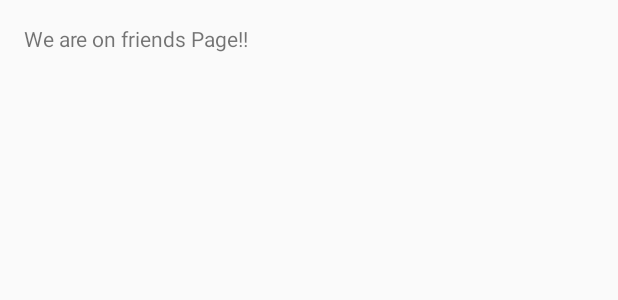
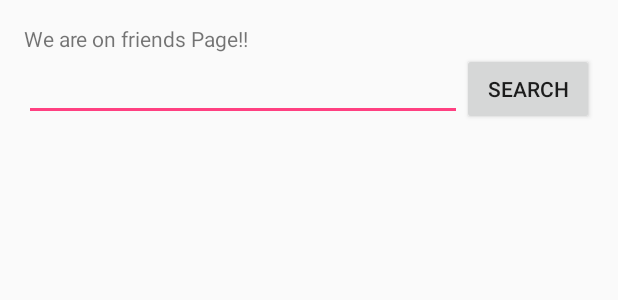
Before and after one commit to Wisienkas/Spotted, an Android app: the layout activity_friend.xml on its own in the app's theme, with its tools: preview values and no code run, on a phone screen of 412 x 824 dp. Shown: the top 300 px of the screen. Run offline under Robolectric (Android 15) with nearby library versions, the phone set to English and light mode, and no system bars.

Commit message:
Added Matching with connections

```diff
--- /dev/null
+++ b/app/src/main/res/drawable/friend_list_selector.xml
@@ -0,0 +1,6 @@
+<?xml version="1.0" encoding="utf-8"?>
+<selector xmlns:android="http://schemas.android.com/apk/res/android"
+    android:layout_width="wrap_content" android:layout_height="wrap_content">
+
+
+</selector>
--- a/app/src/main/res/layout/activity_friend.xml
+++ b/app/src/main/res/layout/activity_friend.xml
@@ -15,4 +15,29 @@
         android:layout_height="wrap_content"
         android:text="We are on friends Page!!"/>
 
+    <LinearLayout
+        android:layout_width="match_parent"
+        android:layout_height="wrap_content"
+        android:orientation="horizontal">
+
+        <EditText
+            android:layout_width="0dp"
+            android:layout_weight="1"
+            android:layout_height="wrap_content"
+            android:id="@+id/friend_search_field"
+            />
+
+        <Button
+            android:layout_width="wrap_content"
+            android:layout_height="wrap_content"
+            android:text="@string/friedn_search_button_text"
+            android:onClick="searchForFriend"/>
+    </LinearLayout>
+
+
+    <ListView xmlns:android="http://schemas.android.com/apk/res/android"
+        android:layout_width="match_parent" android:layout_height="match_parent"
+        android:id="@+id/friend_listview"/>
+
+
 </LinearLayout>
--- /dev/null
+++ b/app/src/main/res/layout/simple_text_layout.xml
@@ -0,0 +1,5 @@
+<?xml version="1.0" encoding="utf-8"?>
+<TextView xmlns:android="http://schemas.android.com/apk/res/android"
+    android:layout_width="match_parent" android:layout_height="match_parent">
+
+</TextView>
--- a/app/src/main/res/values/strings.xml
+++ b/app/src/main/res/values/strings.xml
@@ -7,4 +7,5 @@
     <string name="menu_friendlist_text">Manage Friends</string>
     <string name="menu_map_text">Watch Map</string>
     <string name="menu_configure_profile_text">Configure Profile</string>
+    <string name="friedn_search_button_text">Search</string>
 </resources>
```
Also changed, not shown: app/src/main/java/io/mlh/spotted/spotted/Activities/adapters/FriendListAdapter.java (added, +40 -0 lines), app/src/main/java/io/mlh/spotted/spotted/Activities/adapters/FriendPageAdapter.java (added, +38 -0 lines), app/src/main/java/io/mlh/spotted/spotted/Activities/fragment/MutualFriendFragment.java (added, +50 -0 lines), app/src/main/java/io/mlh/spotted/spotted/Activities/listView/FriendListView.java (added, +13 -0 lines), app/src/main/java/io/mlh/spotted/spotted/FriendActivity.java (+63 -2 lines), app/src/main/java/io/mlh/spotted/spotted/Model/Connections.java (added, +35 -0 lines), app/src/main/java/io/mlh/spotted/spotted/SpottedApplication.java (+19 -0 lines), app/src/main/res/layout/friend_list_row.xml (added, +20 -0 lines), app/src/main/res/layout/friend_list_view.xml (added, +7 -0 lines).
